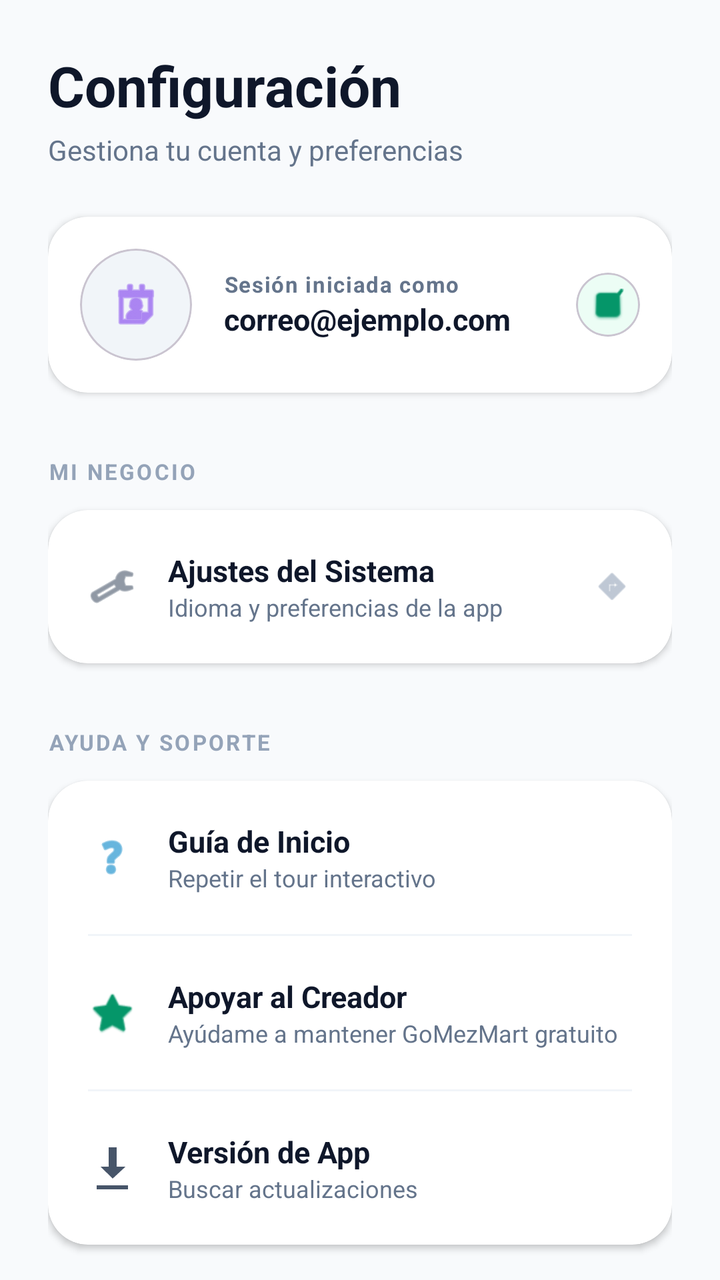
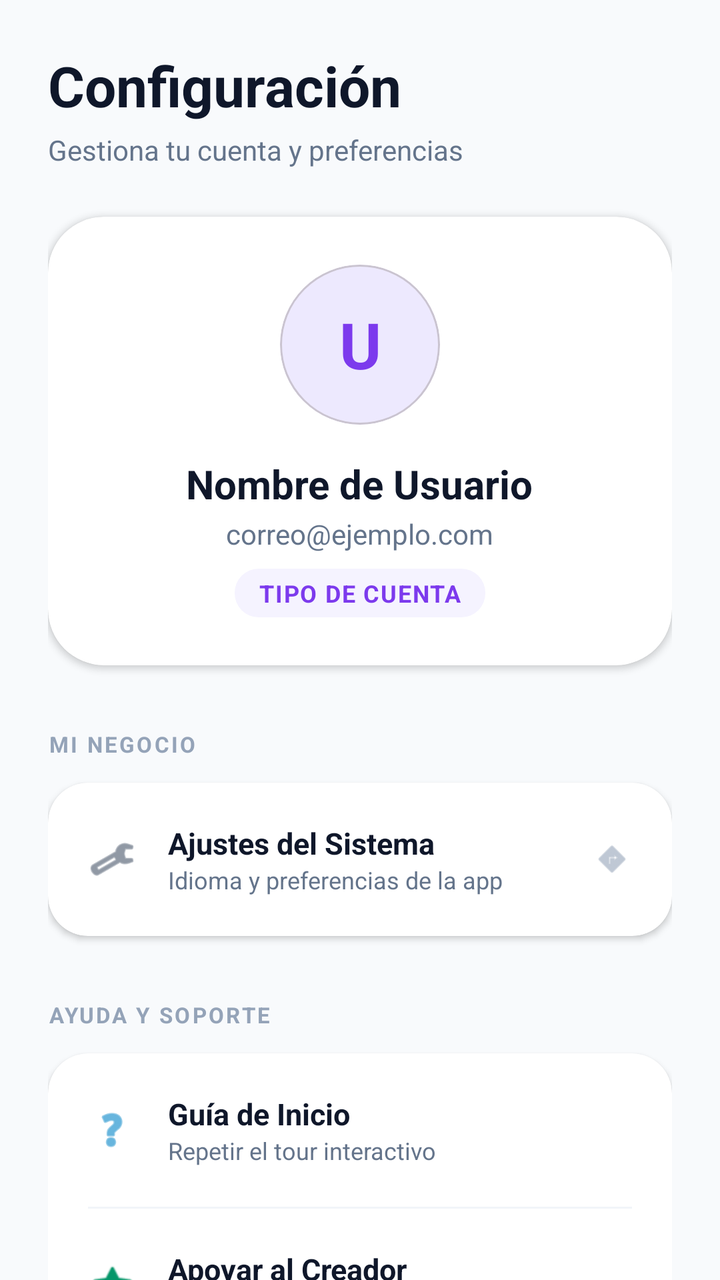

The first picture is an Android layout as it rendered before a commit; the second is the same layout after the commit. The layout source and the unified diff follow.
<!-- AndroidManifest.xml: application theme Theme.GoMezMart -->
<!-- res/layout/fragment_settings.xml -->
<?xml version="1.0" encoding="utf-8"?>
<androidx.core.widget.NestedScrollView xmlns:android="http://schemas.android.com/apk/res/android"
    xmlns:app="http://schemas.android.com/apk/res-auto"
    xmlns:tools="http://schemas.android.com/tools"
    android:layout_width="match_parent"
    android:layout_height="match_parent"
    android:background="?attr/colorSurface"
    android:fillViewport="true">

    <LinearLayout
        android:layout_width="match_parent"
        android:layout_height="wrap_content"
        android:orientation="vertical"
        android:padding="24dp">

        
        <TextView
            android:layout_width="wrap_content"
            android:layout_height="wrap_content"
            android:text="Configuración"
            android:textSize="28sp"
            android:textStyle="bold"
            android:textColor="?attr/colorOnSurface"
            android:layout_marginBottom="4dp" />

        <TextView
            android:layout_width="wrap_content"
            android:layout_height="wrap_content"
            android:text="Gestiona tu cuenta y preferencias"
            android:textSize="14sp"
            android:textColor="?attr/colorOnSurfaceVariant"
            android:layout_marginBottom="24dp" />

        
        <com.google.android.material.card.MaterialCardView
            android:layout_width="match_parent"
            android:layout_height="wrap_content"
            android:layout_marginBottom="32dp"
            app:cardCornerRadius="20dp"
            app:cardElevation="2dp"
            app:cardBackgroundColor="?attr/colorSurfaceContainer"
            app:strokeWidth="0dp">

            <LinearLayout
                android:layout_width="match_parent"
                android:layout_height="wrap_content"
                android:orientation="horizontal"
                android:padding="16dp"
                android:gravity="center_vertical">

                <com.google.android.material.card.MaterialCardView
                    android:layout_width="56dp"
                    android:layout_height="56dp"
                    app:cardCornerRadius="28dp"
                    app:cardElevation="0dp"
                    app:cardBackgroundColor="@color/slate_100">
                    <ImageView
                        android:layout_width="28dp"
                        android:layout_height="28dp"
                        android:layout_gravity="center"
                        android:src="@android:drawable/ic_menu_my_calendar"
                        app:tint="@color/purple_600" />
                </com.google.android.material.card.MaterialCardView>

                <LinearLayout
                    android:layout_width="0dp"
                    android:layout_height="wrap_content"
                    android:layout_weight="1"
                    android:orientation="vertical"
                    android:layout_marginStart="16dp">

                    <TextView
                        android:layout_width="wrap_content"
                        android:layout_height="wrap_content"
                        android:text="Sesión iniciada como"
                        android:textSize="11sp"
                        android:textStyle="bold"
                        android:textColor="@color/slate_500"
                        android:letterSpacing="0.05" />

                    <TextView
                        android:id="@+id/tvUserEmailSettings"
                        android:layout_width="wrap_content"
                        android:layout_height="wrap_content"
                        android:text="correo@ejemplo.com"
                        android:textSize="15sp"
                        android:textStyle="bold"
                        android:textColor="@color/slate_900" />
                </LinearLayout>

                <com.google.android.material.card.MaterialCardView
                    android:layout_width="32dp"
                    android:layout_height="32dp"
                    app:cardCornerRadius="16dp"
                    app:cardElevation="0dp"
                    app:cardBackgroundColor="@color/emerald_50">
                    <ImageView
                        android:layout_width="16dp"
                        android:layout_height="16dp"
                        android:layout_gravity="center"
                        android:src="@android:drawable/checkbox_on_background"
                        app:tint="@color/emerald_600" />
                </com.google.android.material.card.MaterialCardView>
            </LinearLayout>
        </com.google.android.material.card.MaterialCardView>

        
        <TextView
            android:layout_width="wrap_content"
            android:layout_height="wrap_content"
            android:text="MI NEGOCIO"
            android:textSize="11sp"
            android:textStyle="bold"
            android:textColor="@color/slate_400"
            android:layout_marginBottom="12dp"
            android:letterSpacing="0.1" />

        <com.google.android.material.card.MaterialCardView
            android:layout_width="match_parent"
            android:layout_height="wrap_content"
            android:layout_marginBottom="32dp"
            app:cardCornerRadius="20dp"
            app:cardElevation="2dp"
            app:cardBackgroundColor="?attr/colorSurfaceContainer"
            app:strokeWidth="0dp">

            <LinearLayout
                android:layout_width="match_parent"
                android:layout_height="wrap_content"
                android:orientation="vertical">

                
                <LinearLayout
                    android:id="@+id/cardSystemSettings"
                    android:layout_width="match_parent"
                    android:layout_height="wrap_content"
                    android:orientation="horizontal"
                    android:padding="20dp"
                    android:gravity="center_vertical"
                    android:clickable="true"
                    android:focusable="true"
                    android:background="?attr/selectableItemBackground">

                    <ImageView
                        android:layout_width="24dp"
                        android:layout_height="24dp"
                        android:src="@android:drawable/ic_menu_preferences"
                        app:tint="@color/slate_600" />

                    <LinearLayout
                        android:layout_width="0dp"
                        android:layout_height="wrap_content"
                        android:layout_weight="1"
                        android:orientation="vertical"
                        android:layout_marginStart="16dp">

                        <TextView
                            android:layout_width="wrap_content"
                            android:layout_height="wrap_content"
                            android:text="Ajustes del Sistema"
                            android:textSize="15sp"
                            android:textStyle="bold"
                            android:textColor="?attr/colorOnSurface" />

                        <TextView
                            android:layout_width="wrap_content"
                            android:layout_height="wrap_content"
                            android:text="Idioma y preferencias de la app"
                            android:textSize="12sp"
                            android:textColor="?attr/colorOnSurfaceVariant" />
                    </LinearLayout>

                    <ImageView
                        android:layout_width="20dp"
                        android:layout_height="20dp"
                        android:src="@android:drawable/ic_menu_directions"
                        app:tint="@color/slate_400" />
                </LinearLayout>
            </LinearLayout>
        </com.google.android.material.card.MaterialCardView>

        
        <TextView
            android:layout_width="wrap_content"
            android:layout_height="wrap_content"
            android:text="AYUDA Y SOPORTE"
            android:textSize="11sp"
            android:textStyle="bold"
            android:textColor="@color/slate_400"
            android:layout_marginBottom="12dp"
            android:letterSpacing="0.1" />

        <com.google.android.material.card.MaterialCardView
            android:layout_width="match_parent"
            android:layout_height="wrap_content"
            android:layout_marginBottom="32dp"
            app:cardCornerRadius="20dp"
            app:cardElevation="2dp"
            app:cardBackgroundColor="?attr/colorSurfaceContainer"
            app:strokeWidth="0dp">

            <LinearLayout
                android:layout_width="match_parent"
                android:layout_height="wrap_content"
                android:orientation="vertical">

                <LinearLayout
                    android:id="@+id/cardRestartTutorial"
                    android:layout_width="match_parent"
                    android:layout_height="wrap_content"
                    android:orientation="horizontal"
                    android:padding="20dp"
                    android:gravity="center_vertical"
                    android:clickable="true"
                    android:focusable="true"
                    android:background="?attr/selectableItemBackground">

                    <ImageView
                        android:layout_width="24dp"
                        android:layout_height="24dp"
                        android:src="@android:drawable/ic_menu_help"
                        app:tint="@color/sky_600" />

                    <LinearLayout
                        android:layout_width="0dp"
                        android:layout_height="wrap_content"
                        android:layout_weight="1"
                        android:orientation="vertical"
                        android:layout_marginStart="16dp">

                        <TextView
                            android:layout_width="wrap_content"
                            android:layout_height="wrap_content"
                            android:text="Guía de Inicio"
                            android:textSize="15sp"
                            android:textStyle="bold"
                            android:textColor="?attr/colorOnSurface" />

                        <TextView
                            android:layout_width="wrap_content"
                            android:layout_height="wrap_content"
                            android:text="Repetir el tour interactivo"
                            android:textSize="12sp"
                            android:textColor="?attr/colorOnSurfaceVariant" />
                    </LinearLayout>
                </LinearLayout>

                <View
                    android:layout_width="match_parent"
                    android:layout_height="1dp"
                    android:layout_marginHorizontal="20dp"
                    android:background="@color/slate_100" />

                
                <LinearLayout
                    android:id="@+id/cardSupportCreator"
                    android:layout_width="match_parent"
                    android:layout_height="wrap_content"
                    android:orientation="horizontal"
                    android:padding="20dp"
                    android:gravity="center_vertical"
                    android:clickable="true"
                    android:focusable="true"
                    android:background="?attr/selectableItemBackground">

                    <ImageView
                        android:layout_width="24dp"
                        android:layout_height="24dp"
                        android:src="@android:drawable/btn_star_big_on"
                        app:tint="@color/emerald_600" />

                    <LinearLayout
                        android:layout_width="0dp"
                        android:layout_height="wrap_content"
                        android:layout_weight="1"
                        android:orientation="vertical"
                        android:layout_marginStart="16dp">

                        <TextView
                            android:layout_width="wrap_content"
                            android:layout_height="wrap_content"
                            android:text="Apoyar al Creador"
                            android:textSize="15sp"
                            android:textStyle="bold"
                            android:textColor="?attr/colorOnSurface" />

                        <TextView
                            android:layout_width="wrap_content"
                            android:layout_height="wrap_content"
                            android:text="Ayúdame a mantener GoMezMart gratuito"
                            android:textSize="12sp"
                            android:textColor="?attr/colorOnSurfaceVariant" />
                    </LinearLayout>
                </LinearLayout>

                <View
                    android:layout_width="match_parent"
                    android:layout_height="1dp"
                    android:layout_marginHorizontal="20dp"
                    android:background="@color/slate_100" />

                <LinearLayout
                    android:id="@+id/cardCheckUpdates"
                    android:layout_width="match_parent"
                    android:layout_height="wrap_content"
                    android:orientation="horizontal"
                    android:padding="20dp"
                    android:gravity="center_vertical"
                    android:clickable="true"
                    android:focusable="true"
                    android:background="?attr/selectableItemBackground">

                    <ImageView
                        android:layout_width="24dp"
                        android:layout_height="24dp"
                        android:src="@android:drawable/stat_sys_download_done"
                        app:tint="@color/slate_600" />

                    <LinearLayout
                        android:layout_width="0dp"
                        android:layout_height="wrap_content"
                        android:layout_weight="1"
                        android:orientation="vertical"
                        android:layout_marginStart="16dp">

                        <TextView
                            android:layout_width="wrap_content"
                            android:layout_height="wrap_content"
                            android:text="Versión de App"
                            android:textSize="15sp"
                            android:textStyle="bold"
                            android:textColor="?attr/colorOnSurface" />

                        <TextView
                            android:layout_width="wrap_content"
                            android:layout_height="wrap_content"
                            android:text="Buscar actualizaciones"
                            android:textSize="12sp"
                            android:textColor="?attr/colorOnSurfaceVariant" />
                    </LinearLayout>
                </LinearLayout>
            </LinearLayout>
        </com.google.android.material.card.MaterialCardView>

        
        <com.google.android.material.card.MaterialCardView
            android:id="@+id/cardLogout"
            android:layout_width="match_parent"
            android:layout_height="wrap_content"
            android:layout_marginBottom="40dp"
            app:cardCornerRadius="20dp"
            app:cardElevation="0dp"
            app:cardBackgroundColor="@color/slate_100"
            app:strokeWidth="1dp"
            app:strokeColor="@color/slate_400">

            <LinearLayout
                android:layout_width="match_parent"
                android:layout_height="wrap_content"
                android:orientation="horizontal"
                android:padding="20dp"
                android:gravity="center_vertical">

                <ImageView
                    android:layout_width="24dp"
                    android:layout_height="24dp"
                    android:src="@android:drawable/ic_lock_power_off"
                    app:tint="@color/red_600" />

                <TextView
                    android:layout_width="wrap_content"
                    android:layout_height="wrap_content"
                    android:layout_marginStart="16dp"
                    android:text="Cerrar Sesión Segura"
                    android:textSize="15sp"
                    android:textStyle="bold"
                    android:textColor="@color/red_600" />
            </LinearLayout>
        </com.google.android.material.card.MaterialCardView>

    </LinearLayout>
</androidx.core.widget.NestedScrollView>
<!-- resources referenced by this layout -->
<resources>
  <color name="emerald_50">#ECFDF5</color>
  <color name="emerald_600">#059669</color>
  <color name="purple_600">#7C3AED</color>
  <color name="red_600">#DC2626</color>
  <color name="sky_600">#0284C7</color>
  <color name="slate_100">#F1F5F9</color>
  <color name="slate_400">#94A3B8</color>
  <color name="slate_500">#64748B</color>
  <color name="slate_600">#475569</color>
  <color name="slate_900">#0F172A</color>
  <style name="Theme.GoMezMart" parent="Base.Theme.GoMezMart" />
  <style name="Base.Theme.GoMezMart" parent="Theme.Material3.DayNight.NoActionBar">
          <item name="colorPrimary">@color/purple_600</item>
          <item name="colorOnPrimary">@color/white</item>
          <item name="colorSecondary">@color/indigo_500</item>
          <item name="colorSurface">@color/slate_50</item>
          <item name="colorOnSurface">@color/slate_900</item>
          <item name="colorOnSurfaceVariant">@color/slate_500</item>
          <item name="colorSurfaceContainer">@color/white</item>
          <item name="android:windowBackground">@color/slate_50</item>
      </style>
  <color name="white">#FFFFFFFF</color>
  <color name="indigo_500">#6366F1</color>
  <color name="slate_50">#F8FAFC</color>
</resources>

<!-- the commit's change to res/layout/fragment_settings.xml (unified diff, before → after) -->
@@ -36,7 +36,7 @@
             android:layout_width="match_parent"
             android:layout_height="wrap_content"
             android:layout_marginBottom="32dp"
-            app:cardCornerRadius="20dp"
+            app:cardCornerRadius="28dp"
             app:cardElevation="2dp"
             app:cardBackgroundColor="?attr/colorSurfaceContainer"
             app:strokeWidth="0dp">
@@ -44,63 +44,71 @@
             <LinearLayout
                 android:layout_width="match_parent"
                 android:layout_height="wrap_content"
-                android:orientation="horizontal"
-                android:padding="16dp"
-                android:gravity="center_vertical">
+                android:orientation="vertical"
+                android:padding="24dp"
+                android:gravity="center">
 
                 <com.google.android.material.card.MaterialCardView
-                    android:layout_width="56dp"
-                    android:layout_height="56dp"
-                    app:cardCornerRadius="28dp"
+                    android:id="@+id/cardProfileImageSettings"
+                    android:layout_width="80dp"
+                    android:layout_height="80dp"
+                    app:cardCornerRadius="40dp"
                     app:cardElevation="0dp"
-                    app:cardBackgroundColor="@color/slate_100">
-                    <ImageView
-                        android:layout_width="28dp"
-                        android:layout_height="28dp"
-                        android:layout_gravity="center"
-                        android:src="@android:drawable/ic_menu_my_calendar"
-                        app:tint="@color/purple_600" />
+                    app:cardBackgroundColor="@color/purple_100">
+                    <FrameLayout
+                        android:layout_width="match_parent"
+                        android:layout_height="match_parent">
+                        <TextView
+                            android:id="@+id/tvProfileInitialSettings"
+                            android:layout_width="match_parent"
+                            android:layout_height="match_parent"
+                            android:text="U"
+                            android:gravity="center"
+                            android:textSize="32sp"
+                            android:textStyle="bold"
+                            android:textColor="@color/purple_600" />
+                        <ImageView
+                            android:id="@+id/ivProfileImageSettings"
+                            android:layout_width="match_parent"
+                            android:layout_height="match_parent"
+                            android:scaleType="centerCrop"
+                            android:visibility="gone" />
+                    </FrameLayout>
                 </com.google.android.material.card.MaterialCardView>
 
-                <LinearLayout
-                    android:layout_width="0dp"
-                    android:layout_height="wrap_content"
-                    android:layout_weight="1"
-                    android:orientation="vertical"
-                    android:layout_marginStart="16dp">
-
-                    <TextView
-                        android:layout_width="wrap_content"
-                        android:layout_height="wrap_content"
-                        android:text="Sesión iniciada como"
-                        android:textSize="11sp"
-                        android:textStyle="bold"
-                        android:textColor="@color/slate_500"
-                        android:letterSpacing="0.05" />
-
-                    <TextView
-                        android:id="@+id/tvUserEmailSettings"
-                        android:layout_width="wrap_content"
-                        android:layout_height="wrap_content"
-                        android:text="correo@ejemplo.com"
-                        android:textSize="15sp"
-                        android:textStyle="bold"
-                        android:textColor="@color/slate_900" />
-                </LinearLayout>
-
-                <com.google.android.material.card.MaterialCardView
-                    android:layout_width="32dp"
-                    android:layout_height="32dp"
-                    app:cardCornerRadius="16dp"
-                    app:cardElevation="0dp"
-                    app:cardBackgroundColor="@color/emerald_50">
-                    <ImageView
-                        android:layout_width="16dp"
-                        android:layout_height="16dp"
-                        android:layout_gravity="center"
-                        android:src="@android:drawable/checkbox_on_background"
-                        app:tint="@color/emerald_600" />
-                </com.google.android.material.card.MaterialCardView>
+                <TextView
+                    android:id="@+id/tvUserNameSettings"
+                    android:layout_width="wrap_content"
+                    android:layout_height="wrap_content"
+                    android:layout_marginTop="16dp"
+                    android:text="Nombre de Usuario"
+                    android:textSize="20sp"
+                    android:textStyle="bold"
+                    android:textColor="@color/slate_900" />
+
+                <TextView
+                    android:id="@+id/tvUserEmailSettings"
+                    android:layout_width="wrap_content"
+                    android:layout_height="wrap_content"
+                    android:layout_marginTop="2dp"
+                    android:text="correo@ejemplo.com"
+                    android:textColor="@color/slate_500"
+                    android:textSize="14sp" />
+
+                <TextView
+                    android:id="@+id/tvUserAccountTypeSettings"
+                    android:layout_width="wrap_content"
+                    android:layout_height="wrap_content"
+                    android:layout_marginTop="8dp"
+                    android:text="TIPO DE CUENTA"
+                    android:textColor="@color/purple_600"
+                    android:textSize="12sp"
+                    android:textStyle="bold"
+                    android:letterSpacing="0.05"
+                    android:paddingHorizontal="12dp"
+                    android:paddingVertical="4dp"
+                    android:background="@drawable/bg_pill_purple_light" />
+
             </LinearLayout>
         </com.google.android.material.card.MaterialCardView>
 
<!-- resource entries referenced after the edit -->
@@ -1,7 +1,7 @@
 <!-- resources referenced by this layout -->
 <resources>
-  <color name="emerald_50">#ECFDF5</color>
   <color name="emerald_600">#059669</color>
+  <color name="purple_100">#EDE9FE</color>
   <color name="purple_600">#7C3AED</color>
   <color name="red_600">#DC2626</color>
   <color name="sky_600">#0284C7</color>
@@ -10,7 +10,14 @@
   <color name="slate_500">#64748B</color>
   <color name="slate_600">#475569</color>
   <color name="slate_900">#0F172A</color>
+  <!-- drawable bg_pill_purple_light (drawable) -->
+  <?xml version="1.0" encoding="utf-8"?>
+  <shape xmlns:android="http://schemas.android.com/apk/res/android">
+      <solid android:color="@color/purple_50" />
+      <corners android:radius="12dp" />
+  </shape>
   <style name="Theme.GoMezMart" parent="Base.Theme.GoMezMart" />
+  <color name="purple_50">#F5F3FF</color>
   <style name="Base.Theme.GoMezMart" parent="Theme.Material3.DayNight.NoActionBar">
           <item name="colorPrimary">@color/purple_600</item>
           <item name="colorOnPrimary">@color/white</item>
